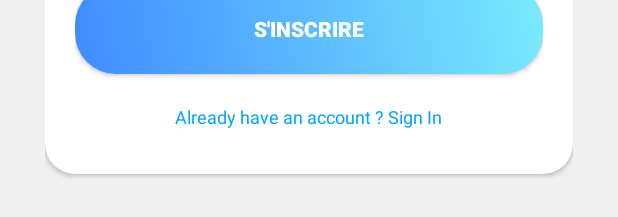
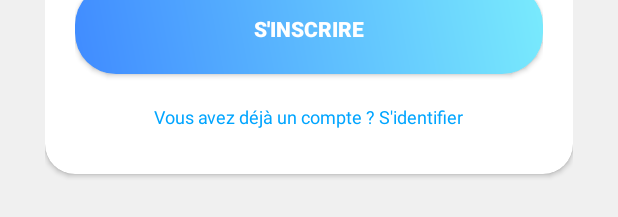
Before and after one commit to Ahlem-fahem/MobileProjectApplication, an Android app: the layout fragment_register.xml on its own in the app's theme, with its tools: preview values and no code run, on a phone screen of 412 x 824 dp. Shown: the part 558-775 px from the top of the screen. Run offline under Robolectric (Android 15) with nearby library versions, the phone set to English and light mode, and no system bars.

Commit message:
update screen shoots and apk

```diff
--- a/app/src/main/res/values/strings.xml
+++ b/app/src/main/res/values/strings.xml
@@ -30,7 +30,7 @@
     <string name="inscription_button">S\'inscrire</string>
 
     <string name="forgot_password">Mot de passe oubliée ?</string>
-    <string name="signup_login_hint">Already have an account ? Sign In</string>
+    <string name="signup_login_hint">Vous avez déjà un compte ? S\'identifier</string>
     <string name="login_signup_hint">Vous n\'avez pas de compte ? S\'inscrire</string>
     <string name="return_to_login">Revenir vers la page de connexion</string>
     <string name="mail_or_password_not_entered">L\'adresse e-mail et le mot de passe doivent être saisis</string>
@@ -42,7 +42,7 @@
     <string name="autres_villes">Autres villes</string>
     <string name="add_city">add city</string>
     <string name="ajouter_une_ville">Ajouter une ville</string>
-    <string name="veuillez_saisir_le_nom_de_ville">Veuillez saisir le nom de ville</string>
+    <string name="veuillez_saisir_le_nom_de_ville">Veuillez saisir le nom de ville</string>ƒ
     <string name="ajouter">Ajouter</string>
     <string name="city_name_error">Le nom la ville doit être saisies</string>
     <string name="annuler">Annuler</string>
```
Also changed, not shown: 18 other files.
